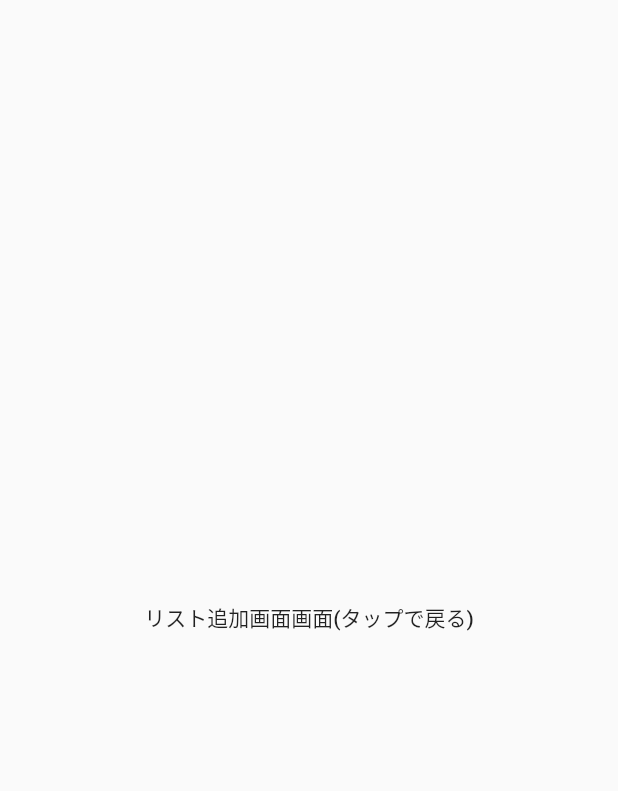
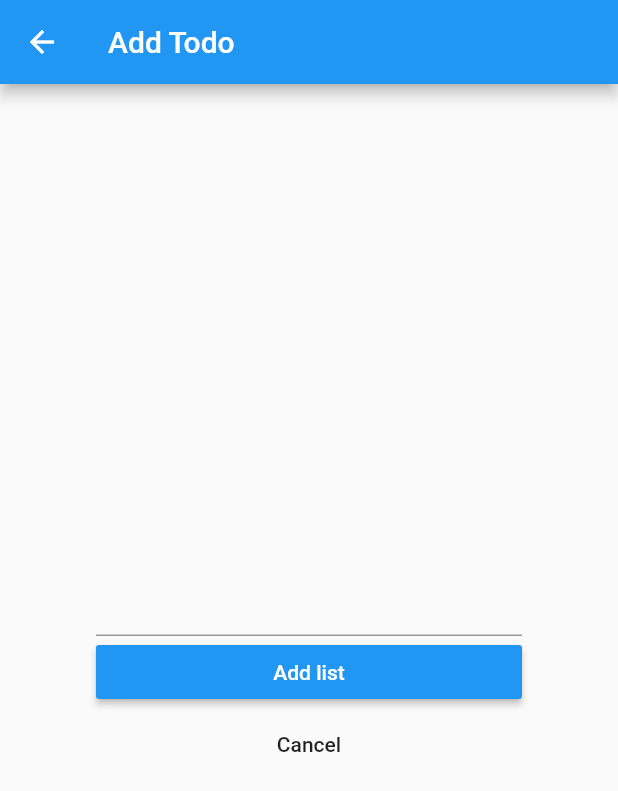
Before and after one commit to niwa-niwa/lesson-flutter, a Flutter app: the screen it shows after launch, after a tap on the "add" icon, on a phone screen of 412 x 824 dp. Shown: the top 791 px of the screen. Run offline on Flutter 3.47's test engine with Material 2 defaults, Android fonts, the phone set to English and light mode, and no system bars.

Commit message:
complated todo-app

```diff
--- a/lib/main.dart
+++ b/lib/main.dart
@@ -20,19 +20,7 @@
 
       //using theme
       theme: ThemeData(
-        // This is the theme of your application.
-        //
-        // Try running your application with "flutter run". You'll see the
-        // application has a blue toolbar. Then, without quitting the app, try
-        // changing the primarySwatch below to Colors.green and then invoke
-        // "hot reload" (press "r" in the console where you ran "flutter run",
-        // or simply save your changes to "hot reload" in a Flutter IDE).
-        // Notice that the counter didn't reset back to zero; the application
-        // is not restarted.
         primarySwatch: Colors.blue,
-        // This makes the visual density adapt to the platform that you run
-        // the app on. For desktop platforms, the controls will be smaller and
-        // closer together (more dense) than on mobile platforms.
         visualDensity: VisualDensity.adaptivePlatformDensity,
       ),
 
@@ -44,41 +32,124 @@
 
 
 // the widget display todo list
-class TodoListPage extends StatelessWidget{
+class TodoListPage extends StatefulWidget{
+  @override
+  _TodoListPageState createState() => _TodoListPageState();
+}
+
+// the state is for TodoListPage
+class _TodoListPageState extends State<TodoListPage>{
+
+  // variable that manage state
+  final List<String> todoList = [];
+
   @override
   Widget build(BuildContext context){
     return Scaffold(
-      body: Center(
-        child: Text('リスト一覧画面')
+
+      // title of this page
+      appBar: AppBar(
+        title: Text('Todo List')
       ),
 
+      // main display
+      body: ListView.builder(
+
+        // pass number of item to itemBuilder
+        itemCount: todoList.length,
+
+        //like for statement
+        itemBuilder: (context, index){
+          return Card(
+            child: ListTile(
+              title: Text(todoList[index]),
+            )
+          );
+        },
+      ),
+
+      // made a float button
       floatingActionButton: FloatingActionButton(
-        onPressed: (){
-          Navigator.of(context).push(
+        onPressed: () async {
+          // move to TodoAddPage and waiting a variable new task
+          final newListText = await Navigator.of(context).push(
             MaterialPageRoute(builder: (context) {
               return TodoAddPage();
             }),
           );
+          // sets state of todolist.
+          //if pressed the cancel button in TodoAddPage the page returned null
+          if (newListText != null){
+            setState((){
+              todoList.add(newListText);
+            });
+          }
         },
         child: Icon(Icons.add),
       ),
+
     );
   }
 }
 
-class TodoAddPage extends StatelessWidget{
+
+// the widget display add todo
+class TodoAddPage extends StatefulWidget{
+  @override
+  _TodoAddPageState createState() => _TodoAddPageState();
+}
+
+class _TodoAddPageState extends State<TodoAddPage> {
+
+  // the variable state
+  String _text = '';
 
   @override
   Widget build(BuildContext context){
     return Scaffold(
-      body: Center(
-        child: FlatButton(
-          onPressed: (){
-            Navigator.of(context).pop();
-          },
-          child: Text('リスト追加画面画面(タップで戻る)'),
-        ),
+
+      appBar: AppBar(
+        title: Text('Add Todo'),
       ),
+
+      body: Container(
+
+        padding: EdgeInsets.all(64),
+
+        child: Column(
+          mainAxisAlignment: MainAxisAlignment.center,
+          children: <Widget>[
+            Text(_text, style: TextStyle(color: Colors.blue)),
+            TextField(
+              onChanged: (String value){
+                setState((){
+                  _text = value;
+                });
+              },
+            ),
+            Container(
+              width: double.infinity,
+              child: RaisedButton(
+                color: Colors.blue,
+                onPressed: (){
+                  Navigator.of(context).pop(_text);
+                },
+                child: Text('Add list', style:TextStyle(color: Colors.white)),
+              ),
+            ),
+            Container(
+              width: double.infinity,
+              child: FlatButton(
+                onPressed: (){
+                  Navigator.of(context).pop();
+                },
+                child: Text('Cancel')
+              ),
+            ),
+          ],
+        )
+
+      )
     );
   }
 }
```
